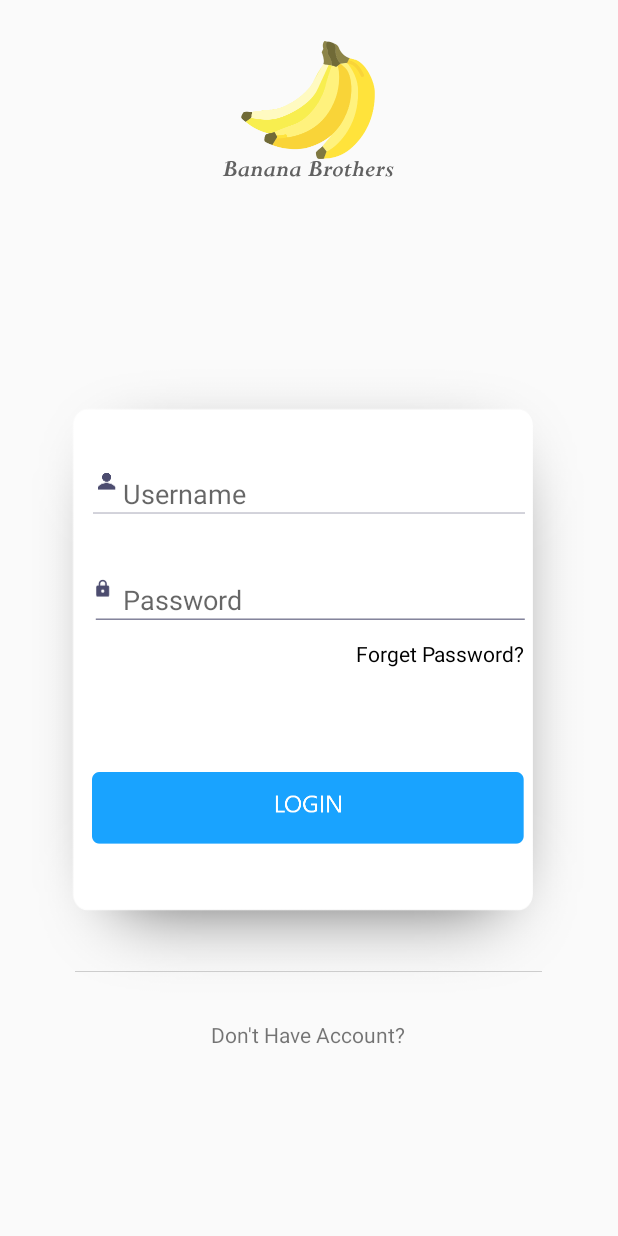
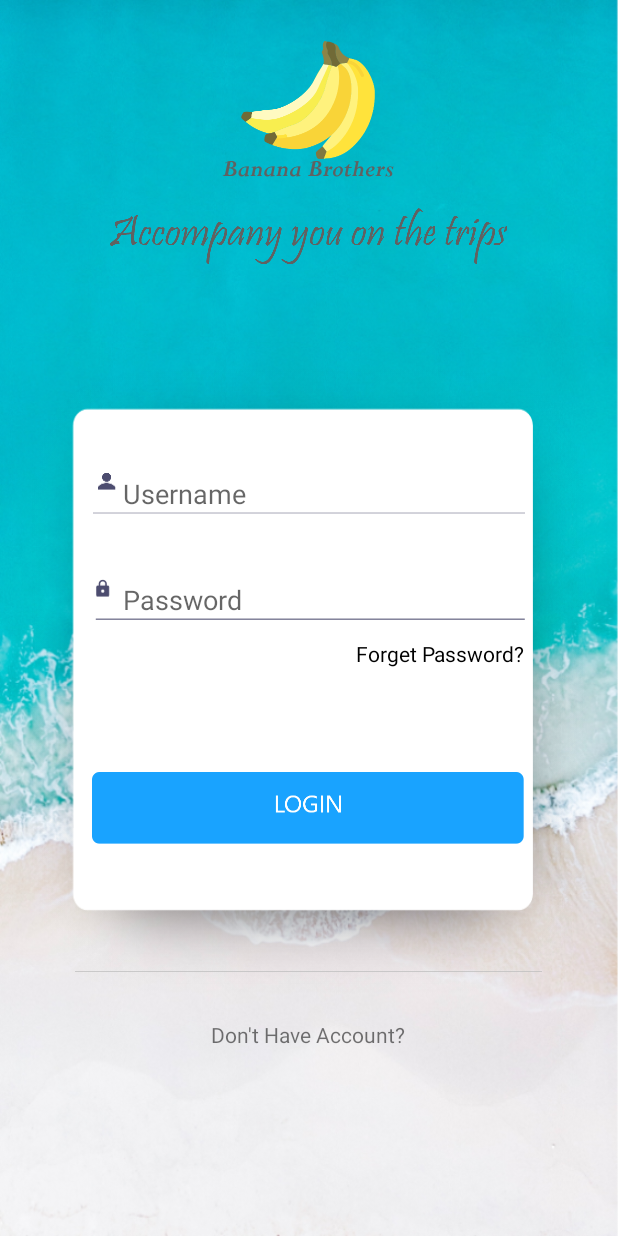
Before and after one commit to thogtq/HotelBookingApp, an Android app: the SigninActivity screen opened directly, with no data from a screen before it, on a phone screen of 412 x 824 dp. Run offline under Robolectric (Android 15) with nearby library versions, the phone set to English and light mode, and no system bars; Roboto replaces fonts that are not available here.

Commit message:
changed vs1.2

```diff
--- a/app/src/main/res/layout/activity_signin.xml
+++ b/app/src/main/res/layout/activity_signin.xml
@@ -4,7 +4,20 @@
     xmlns:tools="http://schemas.android.com/tools"
     android:layout_width="match_parent"
     android:layout_height="match_parent"
+    android:background="@drawable/background"
     tools:context=".MainActivity">
+
+    <ImageView
+        android:id="@+id/imageView7"
+        android:layout_width="wrap_content"
+        android:layout_height="wrap_content"
+        app:layout_constraintBottom_toBottomOf="parent"
+        app:layout_constraintEnd_toEndOf="parent"
+        app:layout_constraintHorizontal_bias="0.496"
+        app:layout_constraintStart_toStartOf="parent"
+        app:layout_constraintTop_toTopOf="parent"
+        app:layout_constraintVertical_bias="0.175"
+        app:srcCompat="@drawable/caption" />
 
     <android.support.constraint.ConstraintLayout
         android:id="@+id/constraintLayout"
```
Also changed, not shown: app/src/main/res/layout/activity_signup.xml (+13 -0 lines).
